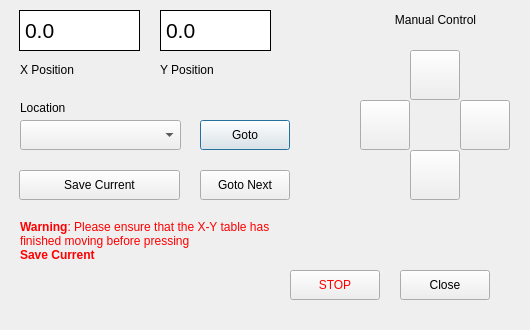
This is UI Resources/xymanualcontrol.ui in westerlymerlin/UCL-PYMS as Qt 5 draws it before an edit. The edited form follows.
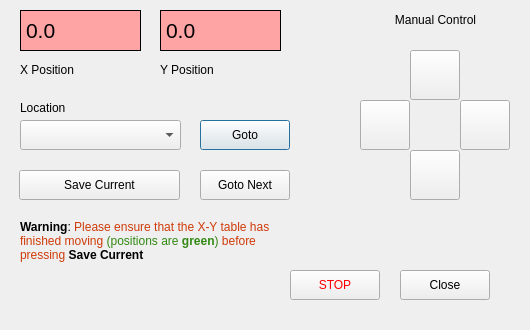
This is the edited form. Icons and pictures are not drawn.

Commit message: Version 1.2.12 Added colours coding to the Calibrate x-y screen to show stage moving

```diff
--- a/UI Resources/xymanualcontrol.ui
+++ b/UI Resources/xymanualcontrol.ui
@@ -44,7 +44,7 @@
     <rect>
      <x>160</x>
      <y>10</y>
-     <width>111</width>
+     <width>121</width>
      <height>41</height>
     </rect>
    </property>
@@ -58,7 +58,7 @@
     </font>
    </property>
    <property name="styleSheet">
-    <string notr="true">background-color: rgb(255, 255, 255);
+    <string notr="true">background-color: rgba(255, 255, 255, 0);
 font: 16pt &quot;Segoe UI&quot;;</string>
    </property>
    <property name="frameShape">
@@ -100,7 +100,7 @@
   <widget class="QLabel" name="lineXPosition">
    <property name="geometry">
     <rect>
-     <x>19</x>
+     <x>20</x>
      <y>10</y>
      <width>121</width>
      <height>41</height>
@@ -116,8 +116,8 @@
     </font>
    </property>
    <property name="styleSheet">
-    <string notr="true">background-color: rgb(255, 255, 255);
-font: 16pt &quot;Segoe UI&quot;;</string>
+    <string notr="true">font: 16pt &quot;Segoe UI&quot;;
+background-color: rgba(255, 255, 255, 0);</string>
    </property>
    <property name="frameShape">
     <enum>QFrame::Box</enum>
@@ -377,10 +377,10 @@
     </rect>
    </property>
    <property name="styleSheet">
-    <string notr="true">color: rgb(255, 0, 0);</string>
+    <string notr="true"/>
    </property>
    <property name="text">
-    <string>&lt;html&gt;&lt;head/&gt;&lt;body&gt;&lt;p&gt;&lt;span style=&quot; font-weight:600;&quot;&gt;Warning&lt;/span&gt;: Please ensure that the X-Y table has finished moving before pressing &lt;br/&gt;&lt;span style=&quot; font-weight:600;&quot;&gt;Save Current&lt;/span&gt;&lt;/p&gt;&lt;/body&gt;&lt;/html&gt;</string>
+    <string>&lt;html&gt;&lt;head/&gt;&lt;body&gt;&lt;p&gt;&lt;span style=&quot; font-weight:600;&quot;&gt;Warning&lt;/span&gt;: &lt;span style=&quot; color:#ce3a08;&quot;&gt;Please ensure that the X-Y table has finished moving &lt;/span&gt;&lt;span style=&quot; color:#328812;&quot;&gt;(positions are &lt;/span&gt;&lt;span style=&quot; font-weight:600; color:#328812;&quot;&gt;green&lt;/span&gt;&lt;span style=&quot; color:#328812;&quot;&gt;) &lt;/span&gt;&lt;span style=&quot; color:#ce3a08;&quot;&gt;before pressing &lt;/span&gt;&lt;span style=&quot; font-weight:600;&quot;&gt;Save Current&lt;/span&gt;&lt;/p&gt;&lt;/body&gt;&lt;/html&gt;</string>
    </property>
    <property name="textFormat">
     <enum>Qt::RichText</enum>
@@ -421,6 +421,79 @@
     <string>Goto Next</string>
    </property>
   </widget>
+  <widget class="QWidget" name="bgdXgrn" native="true">
+   <property name="geometry">
+    <rect>
+     <x>20</x>
+     <y>10</y>
+     <width>121</width>
+     <height>41</height>
+    </rect>
+   </property>
+   <property name="styleSheet">
+    <string notr="true">background-color: rgb(216, 255, 198);</string>
+   </property>
+  </widget>
+  <widget class="QWidget" name="bgdXred" native="true">
+   <property name="geometry">
+    <rect>
+     <x>20</x>
+     <y>10</y>
+     <width>121</width>
+     <height>41</height>
+    </rect>
+   </property>
+   <property name="styleSheet">
+    <string notr="true">background-color: rgb(255, 164, 164);</string>
+   </property>
+  </widget>
+  <widget class="QWidget" name="bgdYred" native="true">
+   <property name="geometry">
+    <rect>
+     <x>160</x>
+     <y>10</y>
+     <width>121</width>
+     <height>41</height>
+    </rect>
+   </property>
+   <property name="styleSheet">
+    <string notr="true">background-color: rgb(255, 164, 164);</string>
+   </property>
+  </widget>
+  <widget class="QWidget" name="bgdYgrn" native="true">
+   <property name="geometry">
+    <rect>
+     <x>160</x>
+     <y>10</y>
+     <width>121</width>
+     <height>41</height>
+    </rect>
+   </property>
+   <property name="styleSheet">
+    <string notr="true">background-color: rgb(216, 255, 198);</string>
+   </property>
+  </widget>
+  <zorder>bgdYgrn</zorder>
+  <zorder>bgdYred</zorder>
+  <zorder>bgdXgrn</zorder>
+  <zorder>bgdXred</zorder>
+  <zorder>lineYPosition</zorder>
+  <zorder>lblXpos</zorder>
+  <zorder>lblYpos</zorder>
+  <zorder>lineXPosition</zorder>
+  <zorder>btnUp</zorder>
+  <zorder>btnLeft</zorder>
+  <zorder>btnRight</zorder>
+  <zorder>btnDown</zorder>
+  <zorder>comboLocation1</zorder>
+  <zorder>label_2</zorder>
+  <zorder>btnGoto</zorder>
+  <zorder>btnSave</zorder>
+  <zorder>btnClose</zorder>
+  <zorder>btnStop</zorder>
+  <zorder>label</zorder>
+  <zorder>label_3</zorder>
+  <zorder>btnGotoNext</zorder>
  </widget>
  <resources>
   <include location="main.qrc"/>
```
Left out of the diff: 16 changed lines with no effect on the pictures. The commit also changes 3 other files.
